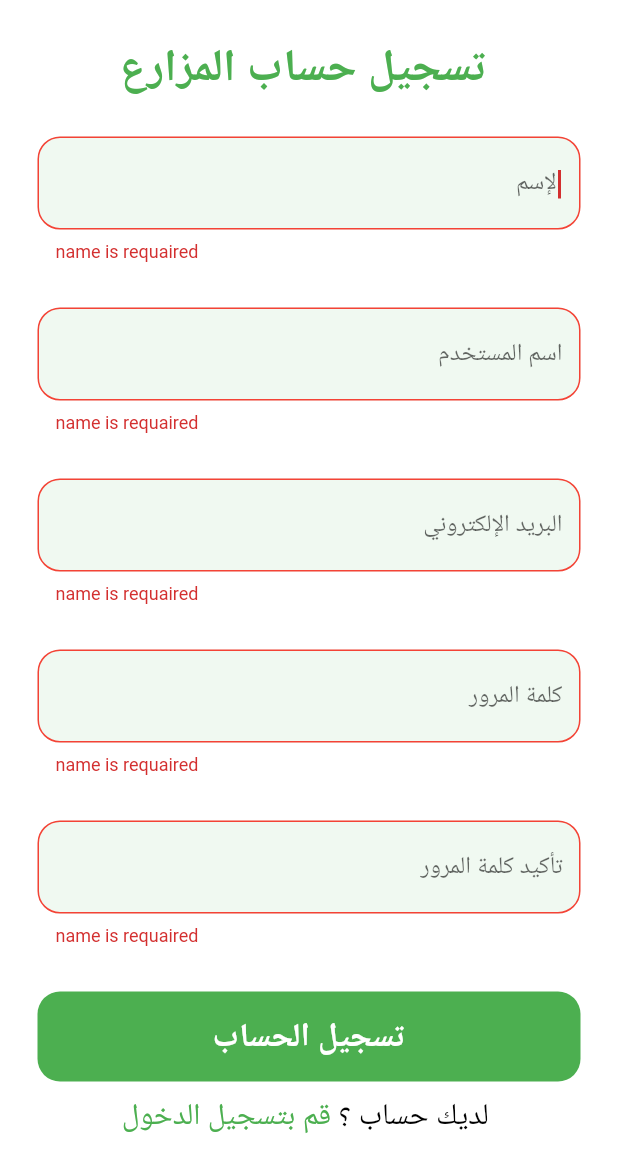
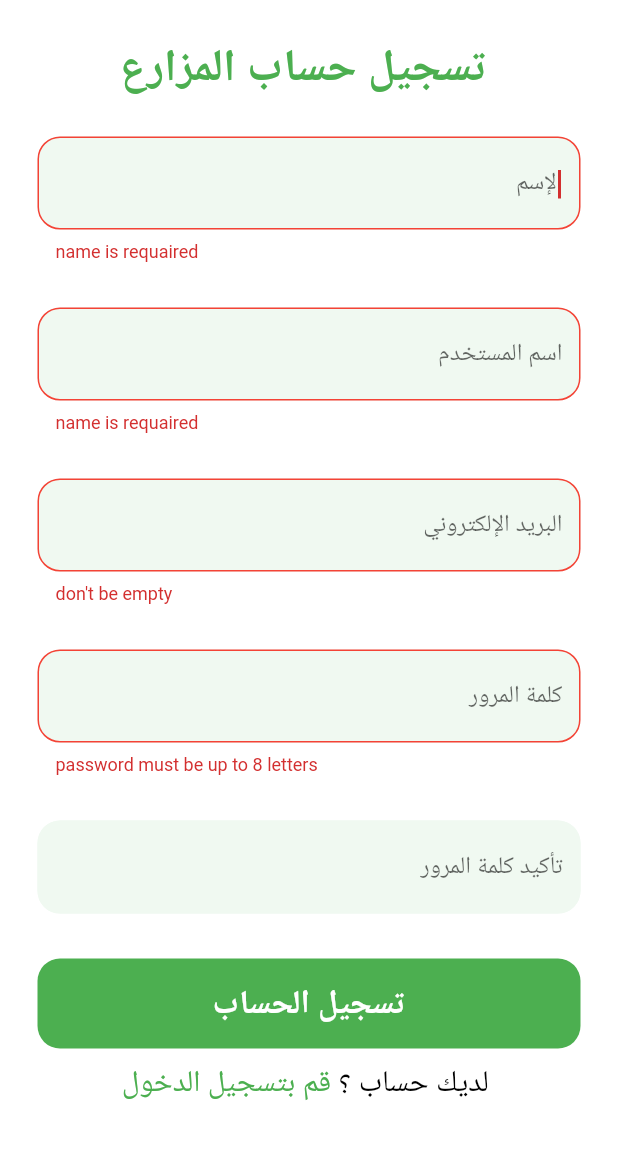
Before and after one commit to hmmod2020/hogool, a Flutter app: the SingUpFarmer screen opened by its route, after a tap on "تسجيل الحساب", on a phone screen of 412 x 824 dp. Shown: the top 1172 px of the screen. Run offline on Flutter 3.47's test engine with Material 2 defaults, Android fonts, the phone set to English and light mode, and no system bars; our stand-ins replace lottie; missing offline and left inert: dart:ffi.

Commit message:
daily update my code

```diff
--- a/lib/UI/sign_up_farmer.dart
+++ b/lib/UI/sign_up_farmer.dart
@@ -39,11 +39,11 @@ static String singUpFarmer ="/singUpFarmer";
                         SizedBox(height:30),
                          fieldFormWidget(false,testStirng,"اسم المستخدم",modelView.nameIsValid,false,TextInputType.name),
                          SizedBox(height:30),
-                          fieldFormWidget(false,testStirng,"البريد الإلكتروني",modelView.nameIsValid,false,TextInputType.emailAddress),
+                          fieldFormWidget(false,testStirng,"البريد الإلكتروني",modelView.emailIsValid,false,TextInputType.emailAddress),
                          SizedBox(height:30),
-                        fieldFormWidget(false,testStirng,"كلمة المرور ",modelView.nameIsValid,true,TextInputType.name),
+                        fieldFormWidget(false,testStirng,"كلمة المرور ",modelView.passwordIsValid,true,TextInputType.name),
                          SizedBox(height:30),
-                         fieldFormWidget(false,testStirng,"تأكيد كلمة المرور",modelView.nameIsValid,true,TextInputType.name),
+                         fieldFormWidget(false,testStirng,"تأكيد كلمة المرور",modelView.RepasswordIsValid,true,TextInputType.name),
                          SizedBox(height:30),
                          Container(
                           width: double.infinity,
@@ -57,6 +57,7 @@ static String singUpFarmer ="/singUpFarmer";
                             ),
                             onPressed: (){
                               if (formKay.currentState!.validate()){
+
                                   //////write backend code here
                               }
                             },
@@ -112,7 +113,6 @@ Function validateor,bool isPassword,TextInputType inputType){
                  return  TextFormField(
 
                           onChanged: (value){
-                            formKay.currentState!.validate();
                             onChanged(value);
                           },
                           keyboardType:inputType,
--- a/lib/model/sign_up_model.dart
+++ b/lib/model/sign_up_model.dart
@@ -1,4 +1,3 @@
-
 
 import 'package:hogool/network/global_data.dart';
 
@@ -8,7 +7,7 @@ class SignUpModel{
  String? password;
  String? email;
 
-SignUpModel({required this.fullName,required this.userName,required this.email,required this.password});
+SignUpModel({this.fullName, this.userName, this.email,this.password});
 
 
 }
--- a/lib/modelView/sing_up_farmer.dart
+++ b/lib/modelView/sing_up_farmer.dart
@@ -1,17 +1,79 @@
+import '../model/sign_up_model.dart';
+
 class SignUPFarmerModelView {
+var userData=SignUpModel();
+String tempPassword="";
 
 
+
+//////////////////validation//////////////
+String? userNameIsValid(String value){
+if(value.isEmpty||value==" "){
+  return "user name is requaired";
+}
+else{
+  userData.userName=value;
+  return null;
+}
+
+}
 
 String? nameIsValid(String value){
 
 if(value.isEmpty||value==" "){
   return "name is requaired";
+}else{
+  userData.fullName=value;
+return null;}
 }
 
 
+String? emailIsValid(String value){
+RegExp email = new RegExp ( "[a-z0-9]+@[a-z]+\.[a-z]{2,3}",
+  caseSensitive: false,
+  multiLine: false,);
 
-return null;
+if (email.hasMatch(value)){
+  userData.email=value;
+  return null;
+}else if(value.isEmpty||value==" "){
+  return "don't be empty";
+}
+else{
+  return "enter the vaild email";
+}
 }
 
 
+String? passwordIsValid(String value){
+
+RegExp password = new RegExp ( r'^(?=.*?[A-Z])(?=.*?[a-z])(?=.*?[0-9])(?=.*?[!@#\$&*~]).{8,}$',
+  caseSensitive: false,
+  multiLine: false,);
+
+  if(value.length<8){
+    return "password must be up to 8 letters";
+  }
+  else if(!password.hasMatch(value.toString())){
+  return "must be 8 letter ,uperrcase,lowercase ,number,and Special Character";
+}else if (value.isEmpty){
+return "enter password";
+}else{
+  tempPassword=value;
+  return null;
 }
+}
+
+String? RepasswordIsValid(String value){
+if(value==tempPassword){
+  userData.password=value;
+  return null;
+}else {
+  return "Password and verification are not compatible";
+}
+
+}
+//////////////////validation//////////////
+
+
+}
```
